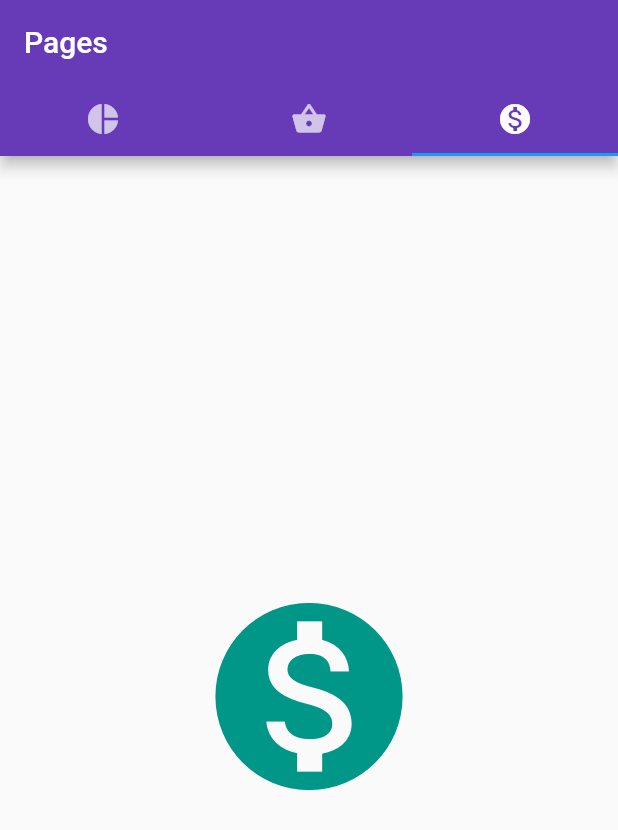
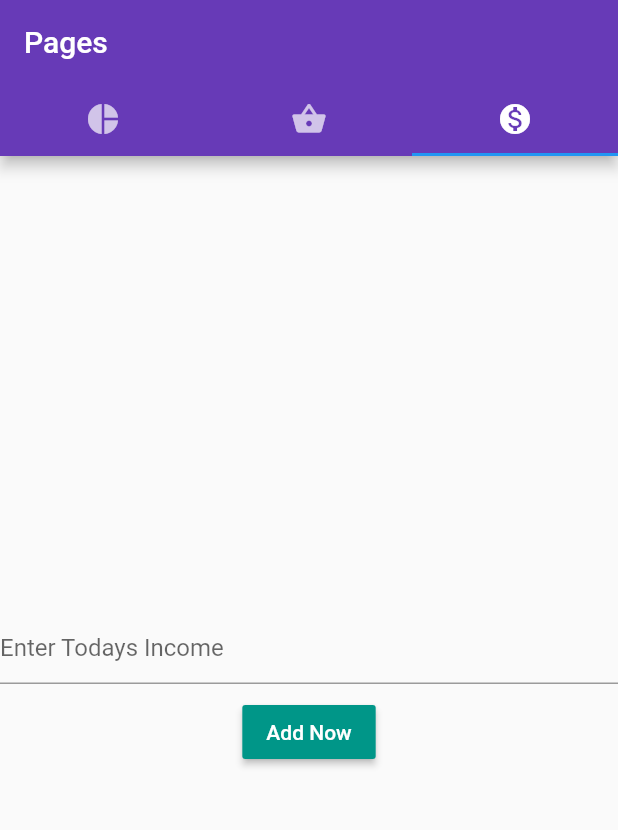
Before and after one commit to mufad/wallet_manager, a Flutter app: the screen it shows after launch, tab 3 chosen, on a phone screen of 412 x 824 dp. Shown: the top 830 px of the screen. Run offline on Flutter 3.47's test engine with Material 2 defaults, Android fonts, the phone set to English and light mode, and no system bars.

Commit message:
ui's done

```diff
--- a/lib/Income.dart
+++ b/lib/Income.dart
@@ -1,13 +1,46 @@
 import 'package:flutter/material.dart';
 
-class Income extends StatelessWidget {
+class IncomeState extends State<Income> {
+  final TextEditingController _textController = new TextEditingController();
+
+  void _handleSubmitted(String text) {
+    _textController.clear();
+  }
+
   @override
   Widget build(BuildContext context) {
     return new Container(
         child: new Center(
-            child: new Icon(Icons.monetization_on, size: 150.0, color: Colors.teal)
+          child: new Column(
+            mainAxisAlignment: MainAxisAlignment.center,
+            children: <Widget>[
+              new TextField(
+                decoration: new InputDecoration(
+                    hintText: "Enter Todays Income "
+                ),
+                controller: _textController,
+                onSubmitted: _handleSubmitted,
+              ),
+              new Container(
+                margin: const EdgeInsets.all(8.0),
+                child: new RaisedButton(onPressed: () => _handleSubmitted(_textController.text),
+                  color: Colors.teal,
+                  child: new Text("Add Now",
+                    style: new TextStyle(
+                        color: Colors.white
+                    ),
+                  ),
+                ),
+              ),
+            ],
+          ),
         )
     );
   }
 
 }
+
+class Income extends StatefulWidget{
+  @override
+  IncomeState createState() => new IncomeState();
+}
--- a/lib/main.dart
+++ b/lib/main.dart
@@ -50,7 +50,7 @@ class MyTabsState extends State<MyTabs> with SingleTickerProviderStateMixin {
             controller: controller,
             children: <Widget>[
               new Chart.Chart(),
-              new Expenses.Expenses(),
+              new Expenses.Expense(),
               new Income.Income()
             ]
         )
--- a/pubspec.yaml
+++ b/pubspec.yaml
@@ -8,7 +8,9 @@ dependencies:
   # The following adds the Cupertino Icons font to your application.
   # Use with the CupertinoIcons class for iOS style icons.
   cupertino_icons: ^0.1.0
-
+  flutter_circular_chart:
+          git:
+            url: git://github.com/xqwzts/flutter_circular_chart.git
 dev_dependencies:
   flutter_test:
     sdk: flutter
```
Also changed, not shown: lib/Expenses.dart (+36 -2 lines), 1 other file.
